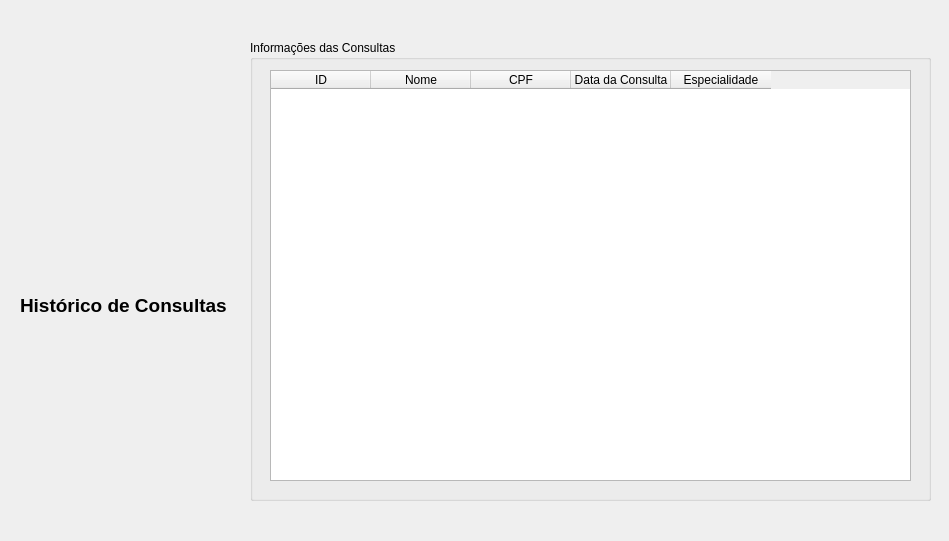
Above: ui/historico.ui from willasantos/Projeto-SDMC before the change. Below: the same form after it.
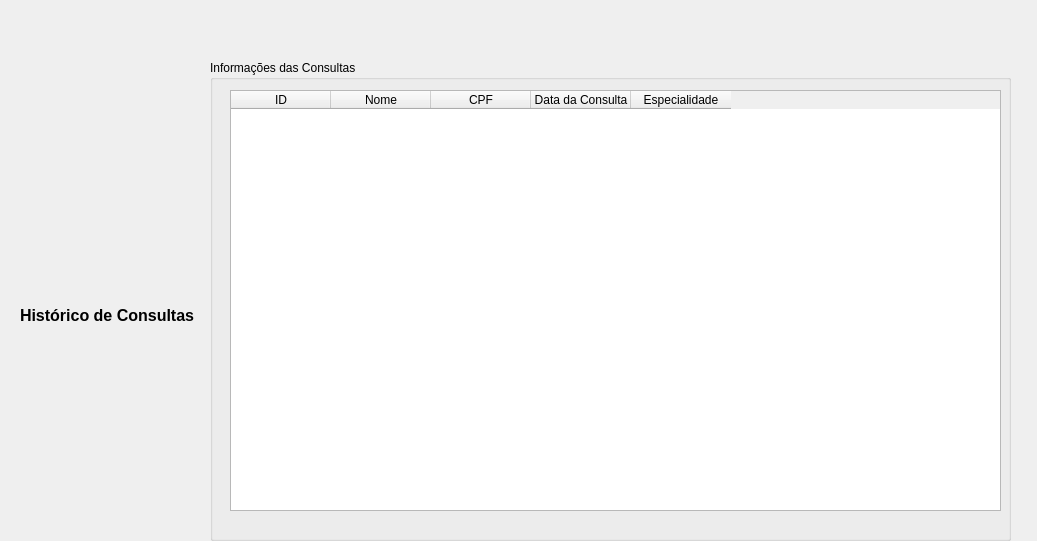
That is the form after the change.

```diff
--- a/ui/historico.ui
+++ b/ui/historico.ui
@@ -6,7 +6,7 @@
    <rect>
     <x>0</x>
     <y>0</y>
-    <width>949</width>
+    <width>1037</width>
     <height>541</height>
    </rect>
   </property>
@@ -17,14 +17,14 @@
    <property name="geometry">
     <rect>
      <x>20</x>
-     <y>240</y>
-     <width>221</width>
-     <height>131</height>
+     <y>260</y>
+     <width>191</width>
+     <height>111</height>
     </rect>
    </property>
    <property name="font">
     <font>
-     <pointsize>14</pointsize>
+     <pointsize>12</pointsize>
      <weight>75</weight>
      <bold>true</bold>
     </font>
@@ -36,10 +36,10 @@
   <widget class="QGroupBox" name="groupBox">
    <property name="geometry">
     <rect>
-     <x>250</x>
-     <y>40</y>
-     <width>681</width>
-     <height>461</height>
+     <x>210</x>
+     <y>60</y>
+     <width>801</width>
+     <height>481</height>
     </rect>
    </property>
    <property name="title">
@@ -50,8 +50,8 @@
      <rect>
       <x>20</x>
       <y>30</y>
-      <width>641</width>
-      <height>411</height>
+      <width>771</width>
+      <height>421</height>
      </rect>
     </property>
     <column>
```
